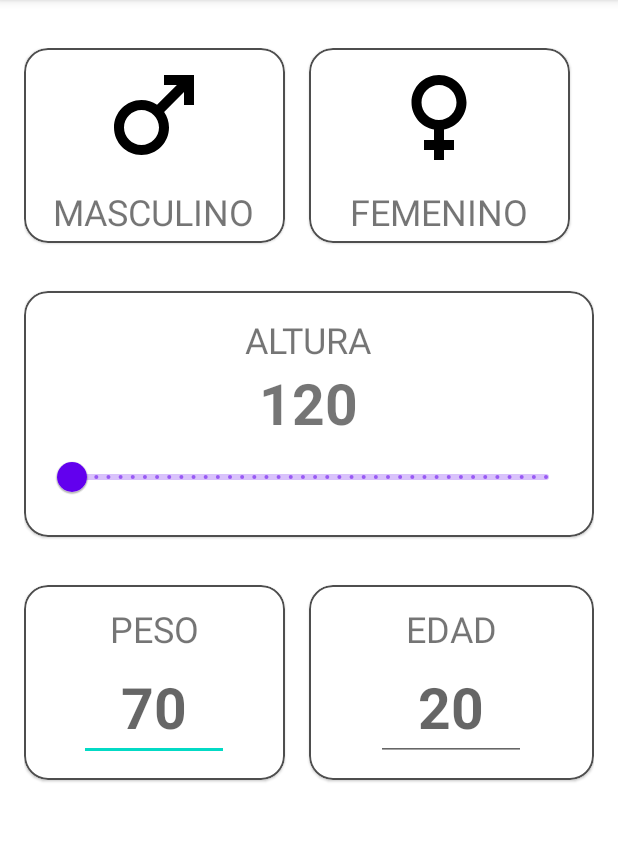
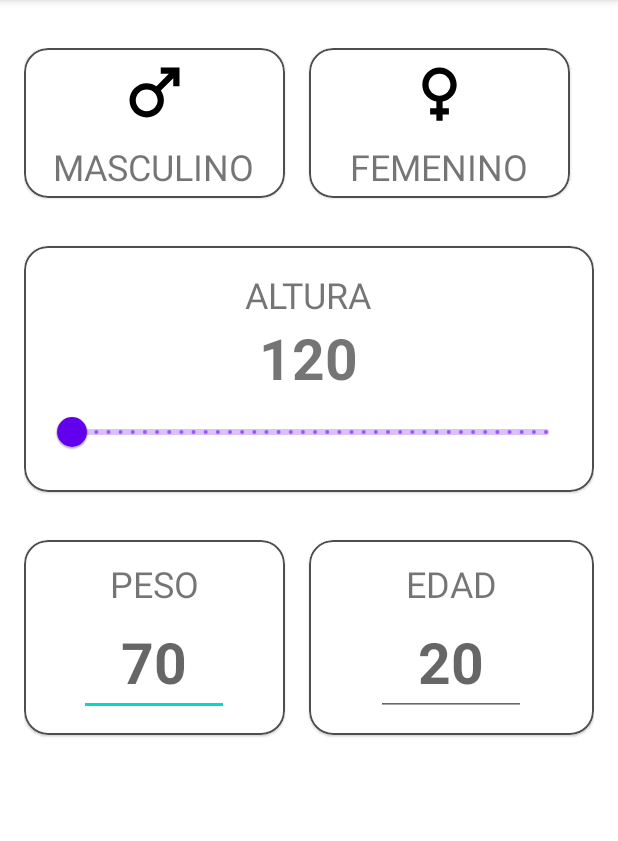
Before and after one commit to Lapiszss01/Proyecto-final-DAM, an Android app: the RegisterAvanzadoActivity screen opened directly, with no data from a screen before it, on a phone screen of 412 x 824 dp, the part 84-925 px from its top. Run offline under Robolectric (Android 15) with nearby library versions, the phone set to English and light mode, and no system bars.

```diff
--- a/app/src/main/res/layout/activity_registro_1.xml
+++ b/app/src/main/res/layout/activity_registro_1.xml
@@ -12,7 +12,7 @@
     <com.google.android.material.card.MaterialCardView
         android:id="@+id/cvMasc"
         android:layout_width="0dp"
-        android:layout_height="130dp"
+        android:layout_height="100dp"
         android:layout_marginEnd="16dp"
         app:cardCornerRadius="16dp"
         app:strokeColor="#4E4E4E"
@@ -28,8 +28,8 @@
             android:orientation="vertical">
 
             <ImageView
-                android:layout_width="80dp"
-                android:layout_height="80dp"
+                android:layout_width="50dp"
+                android:layout_height="50dp"
                 android:src="@drawable/ic_male"></ImageView>
 
             <TextView
@@ -52,7 +52,7 @@
     <com.google.android.material.card.MaterialCardView
         android:id="@+id/cvFem"
         android:layout_width="0dp"
-        android:layout_height="130dp"
+        android:layout_height="100dp"
         android:layout_marginEnd="16dp"
         app:cardCornerRadius="16dp"
         app:strokeColor="#4E4E4E"
@@ -68,8 +68,8 @@
             android:orientation="vertical">
 
             <ImageView
-                android:layout_width="80dp"
-                android:layout_height="80dp"
+                android:layout_width="50dp"
+                android:layout_height="50dp"
                 android:src="@drawable/ic_female"></ImageView>
 
             <TextView
@@ -220,4 +220,13 @@
         </androidx.appcompat.widget.LinearLayoutCompat>
     </com.google.android.material.card.MaterialCardView>
 
+    <com.google.android.material.card.MaterialCardView
+        android:layout_width="wrap_content"
+        android:layout_height="wrap_content"
+        app:layout_constraintTop_toBottomOf="@+id/viewWeight"
+        app:layout_constraintStart_toStartOf="parent">
+
+    </com.google.android.material.card.MaterialCardView>
+
+
 </androidx.constraintlayout.widget.ConstraintLayout>
```
